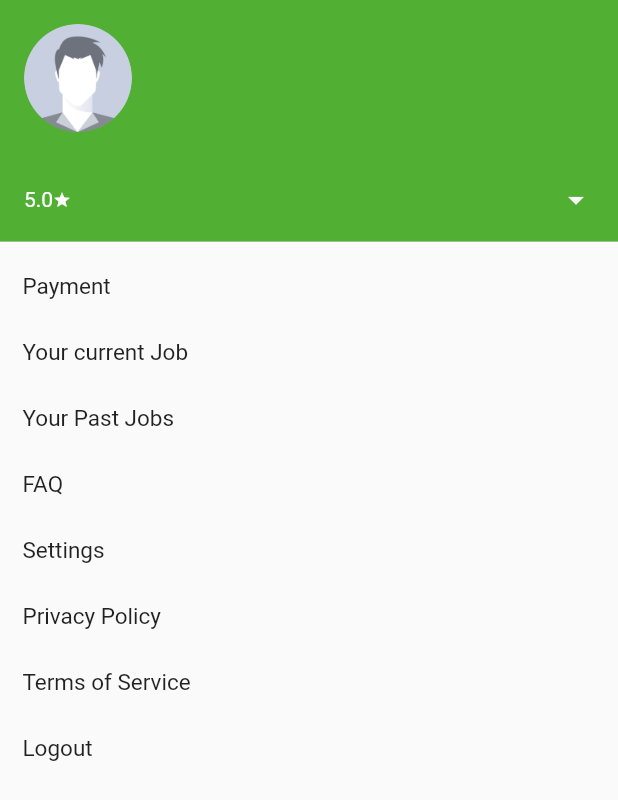
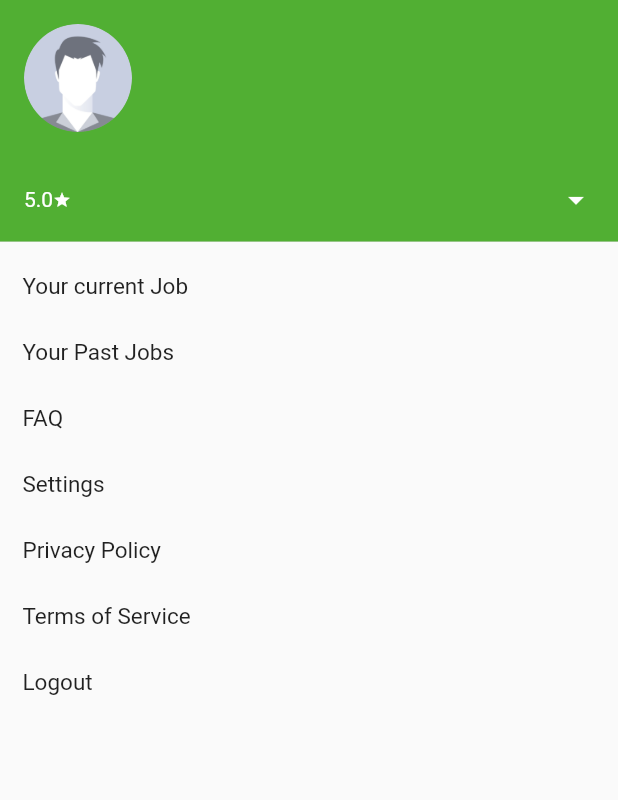
Before and after one commit to firepmi/sam-rider-app, a Flutter app: the HomeMenuDrawer widget shown alone on an empty page, opened directly, on a phone screen of 412 x 824 dp. Shown: the top 800 px of the screen. Run offline on Flutter 3.47's test engine with Material 2 defaults, Android fonts, the phone set to English and light mode, and no system bars; our stand-ins replace cached_network_image, cloud_firestore, firebase_auth, firebase_core, firebase_database, firebase_messaging and 13 more; missing offline and left inert: credit_card_input_form, flip_panel, google_map_location_picker, google_maps_webservice, stripe_payment; accounts and stored records are empty; network calls fail.

Commit message:
remove add payment screen

```diff
--- a/lib/src/ui/widgets/home_menu_drawer.dart
+++ b/lib/src/ui/widgets/home_menu_drawer.dart
@@ -101,9 +101,6 @@ class _HomeMenuDrawerState extends State<HomeMenuDrawer> {
           },
         ),
         Column(crossAxisAlignment: CrossAxisAlignment.start, children: <Widget>[
-          linkMenuDrawer('Payment', () {
-            Navigator.pushNamed(context, '/payment');
-          }),
           linkMenuDrawer('Your current Job', () {
             Navigator.pushNamed(context, '/your_trips_list');
           }),
--- a/pubspec.yaml
+++ b/pubspec.yaml
@@ -5,7 +5,7 @@ description: Flutter SAM Rider application.
 # pub.dev using `pub publish`. This is preferred for private packages.
 publish_to: "none" # Remove this line if you wish to publish to pub.dev
 
-version: 1.0.0+1
+version: 1.0.1+2
 
 environment:
   sdk: ">=2.10.0 <3.0.0"
@@ -41,9 +41,7 @@ dependencies:
   credit_card_input_form: ^2.3.0
   native_pdf_view: ^4.0.1
   flutter_staggered_grid_view: ^0.3.4
-  stripe_payment: ^1.0.11
-#  stripe_sdk: ^4.0.0
-#  intl: ^0.17.0-nullsafety.2
+  stripe_payment: ^1.1.1
   intl: ^0.17.0
 
   flutter_localizations:
```
Also changed, not shown: pubspec.lock, 1 other file.
